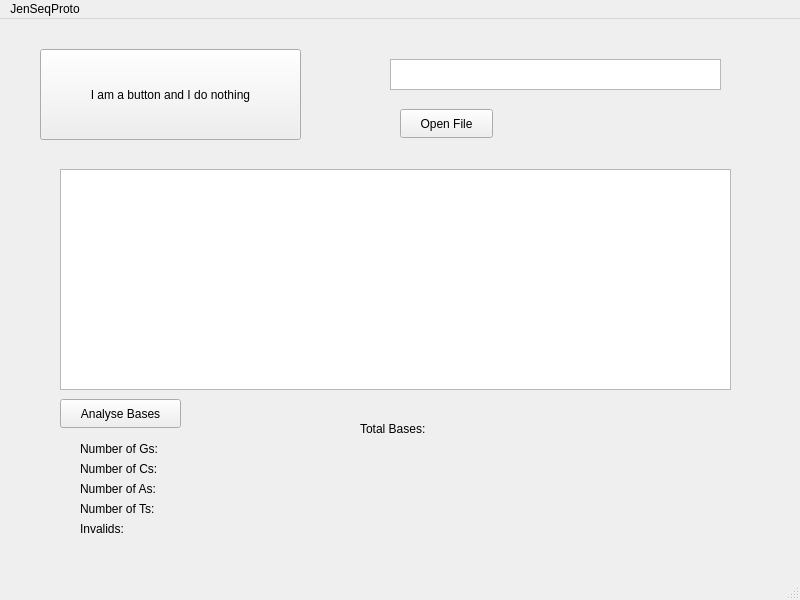
Before: the Qt Designer form mainwindow.ui in jennadunford2000/JenSeq, drawn with Qt 5.
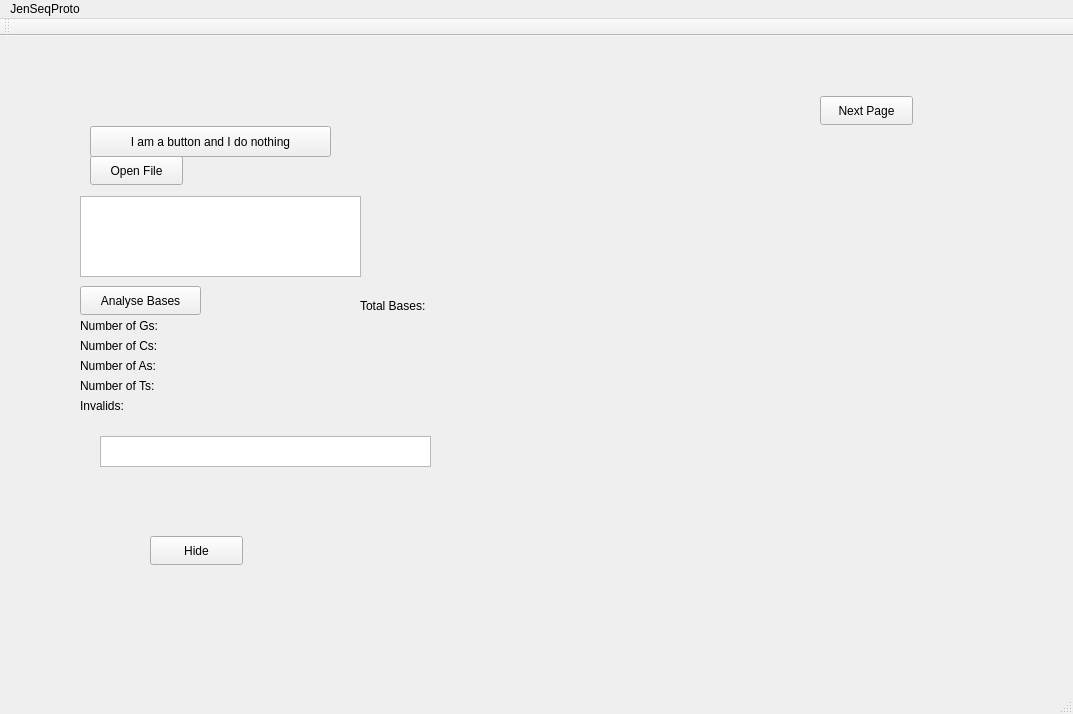
After: the same form once the commit is applied. The open tabs and pages were chosen to show the change.

Patch:
```diff
--- a/mainwindow.ui
+++ b/mainwindow.ui
@@ -6,32 +6,58 @@
    <rect>
     <x>0</x>
     <y>0</y>
-    <width>800</width>
-    <height>600</height>
+    <width>1073</width>
+    <height>714</height>
    </rect>
   </property>
   <property name="windowTitle">
    <string>MainWindow</string>
   </property>
   <widget class="QWidget" name="centralwidget">
-   <widget class="QPushButton" name="pushButton">
+   <widget class="QStackedWidget" name="windows">
     <property name="geometry">
      <rect>
-      <x>40</x>
+      <x>70</x>
+      <y>60</y>
+      <width>901</width>
+      <height>561</height>
+     </rect>
+    </property>
+    <property name="currentIndex">
+     <number>1</number>
+    </property>
+    <widget class="QWidget" name="page">
+     <widget class="QPushButton" name="temppushButton">
+      <property name="geometry">
+       <rect>
+        <x>20</x>
       <y>30</y>
-      <width>261</width>
-      <height>91</height>
+        <width>241</width>
+        <height>31</height>
      </rect>
     </property>
     <property name="text">
      <string>I am a button and I do nothing</string>
     </property>
    </widget>
-   <widget class="QPushButton" name="pushButton_2">
+     <widget class="QTextEdit" name="tempOutput">
+      <property name="enabled">
+       <bool>true</bool>
+      </property>
     <property name="geometry">
      <rect>
-      <x>400</x>
-      <y>90</y>
+        <x>10</x>
+        <y>100</y>
+        <width>281</width>
+        <height>81</height>
+       </rect>
+      </property>
+     </widget>
+     <widget class="QPushButton" name="temppushButton_2">
+      <property name="geometry">
+       <rect>
+        <x>20</x>
+        <y>60</y>
       <width>93</width>
       <height>29</height>
      </rect>
@@ -40,34 +66,40 @@
      <string>Open File</string>
     </property>
    </widget>
-   <widget class="QTextEdit" name="Output">
+     <widget class="QLabel" name="temptotalLabel">
+      <property name="geometry">
+       <rect>
+        <x>370</x>
+        <y>200</y>
+        <width>101</width>
+        <height>20</height>
+       </rect>
+      </property>
+      <property name="text">
+       <string/>
+      </property>
+     </widget>
+     <widget class="QLabel" name="tempGPercent">
+      <property name="geometry">
+       <rect>
+        <x>220</x>
+        <y>220</y>
+        <width>161</width>
+        <height>20</height>
+       </rect>
+      </property>
+      <property name="text">
+       <string/>
+      </property>
+     </widget>
+     <widget class="QLabel" name="templabel">
     <property name="enabled">
      <bool>true</bool>
     </property>
     <property name="geometry">
      <rect>
-      <x>60</x>
-      <y>150</y>
-      <width>671</width>
-      <height>221</height>
-     </rect>
-    </property>
-   </widget>
-   <widget class="QTextEdit" name="apiBox">
-    <property name="geometry">
-     <rect>
-      <x>390</x>
-      <y>40</y>
-      <width>331</width>
-      <height>31</height>
-     </rect>
-    </property>
-   </widget>
-   <widget class="QLabel" name="label">
-    <property name="geometry">
-     <rect>
-      <x>80</x>
-      <y>420</y>
+        <x>10</x>
+        <y>220</y>
       <width>101</width>
       <height>20</height>
      </rect>
@@ -76,11 +108,11 @@
      <string>Number of Gs:</string>
     </property>
    </widget>
-   <widget class="QPushButton" name="pushButton_3">
+     <widget class="QPushButton" name="temppushButton_3">
     <property name="geometry">
      <rect>
-      <x>60</x>
-      <y>380</y>
+        <x>10</x>
+        <y>190</y>
       <width>121</width>
       <height>29</height>
      </rect>
@@ -89,37 +121,11 @@
      <string>Analyse Bases</string>
     </property>
    </widget>
-   <widget class="QLabel" name="label_2">
+     <widget class="QLabel" name="templabel_4">
     <property name="geometry">
      <rect>
-      <x>80</x>
-      <y>440</y>
-      <width>101</width>
-      <height>20</height>
-     </rect>
-    </property>
-    <property name="text">
-     <string>Number of Cs:</string>
-    </property>
-   </widget>
-   <widget class="QLabel" name="label_3">
-    <property name="geometry">
-     <rect>
-      <x>80</x>
-      <y>460</y>
-      <width>101</width>
-      <height>20</height>
-     </rect>
-    </property>
-    <property name="text">
-     <string>Number of As:</string>
-    </property>
-   </widget>
-   <widget class="QLabel" name="label_4">
-    <property name="geometry">
-     <rect>
-      <x>80</x>
-      <y>480</y>
+        <x>10</x>
+        <y>280</y>
       <width>101</width>
       <height>20</height>
      </rect>
@@ -128,11 +134,11 @@
      <string>Number of Ts:</string>
     </property>
    </widget>
-   <widget class="QLabel" name="GLabel">
+     <widget class="QLabel" name="tempALabel">
     <property name="geometry">
      <rect>
-      <x>180</x>
-      <y>420</y>
+        <x>110</x>
+        <y>260</y>
       <width>101</width>
       <height>20</height>
      </rect>
@@ -141,11 +147,11 @@
      <string/>
     </property>
    </widget>
-   <widget class="QLabel" name="CLabel">
+     <widget class="QLabel" name="tempTLabel">
     <property name="geometry">
      <rect>
-      <x>180</x>
-      <y>440</y>
+        <x>110</x>
+        <y>280</y>
       <width>101</width>
       <height>20</height>
      </rect>
@@ -154,102 +160,11 @@
      <string/>
     </property>
    </widget>
-   <widget class="QLabel" name="ALabel">
+     <widget class="QLabel" name="tempTPercent">
     <property name="geometry">
      <rect>
-      <x>180</x>
-      <y>460</y>
-      <width>101</width>
-      <height>20</height>
-     </rect>
-    </property>
-    <property name="text">
-     <string/>
-    </property>
-   </widget>
-   <widget class="QLabel" name="TLabel">
-    <property name="geometry">
-     <rect>
-      <x>180</x>
-      <y>480</y>
-      <width>101</width>
-      <height>20</height>
-     </rect>
-    </property>
-    <property name="text">
-     <string/>
-    </property>
-   </widget>
-   <widget class="QLabel" name="label_5">
-    <property name="geometry">
-     <rect>
-      <x>80</x>
-      <y>500</y>
-      <width>101</width>
-      <height>20</height>
-     </rect>
-    </property>
-    <property name="text">
-     <string>Invalids:</string>
-    </property>
-   </widget>
-   <widget class="QLabel" name="InvalidLabel">
-    <property name="geometry">
-     <rect>
-      <x>180</x>
-      <y>500</y>
-      <width>101</width>
-      <height>20</height>
-     </rect>
-    </property>
-    <property name="text">
-     <string/>
-    </property>
-   </widget>
-   <widget class="QLabel" name="GPercent">
-    <property name="geometry">
-     <rect>
-      <x>290</x>
-      <y>420</y>
-      <width>161</width>
-      <height>20</height>
-     </rect>
-    </property>
-    <property name="text">
-     <string/>
-    </property>
-   </widget>
-   <widget class="QLabel" name="CPercent">
-    <property name="geometry">
-     <rect>
-      <x>280</x>
-      <y>440</y>
-      <width>161</width>
-      <height>20</height>
-     </rect>
-    </property>
-    <property name="text">
-     <string/>
-    </property>
-   </widget>
-   <widget class="QLabel" name="APercent">
-    <property name="geometry">
-     <rect>
-      <x>270</x>
-      <y>460</y>
-      <width>181</width>
-      <height>20</height>
-     </rect>
-    </property>
-    <property name="text">
-     <string/>
-    </property>
-   </widget>
-   <widget class="QLabel" name="TPercent">
-    <property name="geometry">
-     <rect>
-      <x>280</x>
-      <y>480</y>
+        <x>210</x>
+        <y>280</y>
       <width>201</width>
       <height>20</height>
      </rect>
@@ -258,11 +173,50 @@
      <string/>
     </property>
    </widget>
-   <widget class="QLabel" name="label_6">
+     <widget class="QLabel" name="tempAPercent">
     <property name="geometry">
      <rect>
-      <x>360</x>
-      <y>400</y>
+        <x>200</x>
+        <y>260</y>
+        <width>181</width>
+        <height>20</height>
+       </rect>
+      </property>
+      <property name="text">
+       <string/>
+      </property>
+     </widget>
+     <widget class="QLabel" name="tempGLabel">
+      <property name="geometry">
+       <rect>
+        <x>110</x>
+        <y>220</y>
+        <width>101</width>
+        <height>20</height>
+       </rect>
+      </property>
+      <property name="text">
+       <string/>
+      </property>
+     </widget>
+     <widget class="QLabel" name="templabel_2">
+      <property name="geometry">
+       <rect>
+        <x>10</x>
+        <y>240</y>
+        <width>101</width>
+        <height>20</height>
+       </rect>
+      </property>
+      <property name="text">
+       <string>Number of Cs:</string>
+      </property>
+     </widget>
+     <widget class="QLabel" name="templabel_6">
+      <property name="geometry">
+       <rect>
+        <x>290</x>
+        <y>200</y>
       <width>81</width>
       <height>20</height>
      </rect>
@@ -271,18 +225,133 @@
      <string>Total Bases: </string>
     </property>
    </widget>
-   <widget class="QLabel" name="totalLabel">
+     <widget class="QLabel" name="templabel_3">
     <property name="geometry">
      <rect>
-      <x>440</x>
-      <y>400</y>
+        <x>10</x>
+        <y>260</y>
       <width>101</width>
       <height>20</height>
      </rect>
     </property>
     <property name="text">
+       <string>Number of As:</string>
+      </property>
+     </widget>
+     <widget class="QLabel" name="tempCLabel">
+      <property name="geometry">
+       <rect>
+        <x>110</x>
+        <y>240</y>
+        <width>101</width>
+        <height>20</height>
+       </rect>
+      </property>
+      <property name="text">
      <string/>
     </property>
+     </widget>
+     <widget class="QLabel" name="templabel_5">
+      <property name="geometry">
+       <rect>
+        <x>10</x>
+        <y>300</y>
+        <width>101</width>
+        <height>20</height>
+       </rect>
+      </property>
+      <property name="text">
+       <string>Invalids:</string>
+      </property>
+     </widget>
+     <widget class="QLabel" name="tempInvalidLabel">
+      <property name="geometry">
+       <rect>
+        <x>110</x>
+        <y>300</y>
+        <width>101</width>
+        <height>20</height>
+       </rect>
+      </property>
+      <property name="text">
+       <string/>
+      </property>
+     </widget>
+     <widget class="QLabel" name="tempCPercent">
+      <property name="geometry">
+       <rect>
+        <x>210</x>
+        <y>240</y>
+        <width>161</width>
+        <height>20</height>
+       </rect>
+      </property>
+      <property name="text">
+       <string/>
+      </property>
+     </widget>
+     <widget class="QTextEdit" name="tempapiBox">
+      <property name="geometry">
+       <rect>
+        <x>30</x>
+        <y>340</y>
+        <width>331</width>
+        <height>31</height>
+       </rect>
+      </property>
+     </widget>
+     <widget class="QPushButton" name="AlignmentBut">
+      <property name="geometry">
+       <rect>
+        <x>80</x>
+        <y>440</y>
+        <width>93</width>
+        <height>29</height>
+       </rect>
+      </property>
+      <property name="text">
+       <string>Hide</string>
+      </property>
+     </widget>
+     <widget class="QPushButton" name="pushButton">
+      <property name="geometry">
+       <rect>
+        <x>750</x>
+        <y>0</y>
+        <width>93</width>
+        <height>29</height>
+       </rect>
+      </property>
+      <property name="text">
+       <string>Next Page</string>
+      </property>
+     </widget>
+    </widget>
+    <widget class="QWidget" name="page_2">
+     <widget class="QTableWidget" name="matrix">
+      <property name="geometry">
+       <rect>
+        <x>130</x>
+        <y>180</y>
+        <width>571</width>
+        <height>341</height>
+       </rect>
+      </property>
+     </widget>
+     <widget class="QPushButton" name="pushButton_2">
+      <property name="geometry">
+       <rect>
+        <x>130</x>
+        <y>140</y>
+        <width>93</width>
+        <height>29</height>
+       </rect>
+      </property>
+      <property name="text">
+       <string>Start</string>
+      </property>
+     </widget>
+    </widget>
    </widget>
   </widget>
   <widget class="QMenuBar" name="menubar">
@@ -290,7 +359,7 @@
     <rect>
      <x>0</x>
      <y>0</y>
-     <width>800</width>
+     <width>1073</width>
      <height>26</height>
     </rect>
    </property>
@@ -302,6 +371,22 @@
    <addaction name="menuJenSeqProto"/>
   </widget>
   <widget class="QStatusBar" name="statusbar"/>
+  <widget class="QToolBar" name="toolBar">
+   <property name="windowTitle">
+    <string>toolBar</string>
+   </property>
+   <attribute name="toolBarArea">
+    <enum>TopToolBarArea</enum>
+   </attribute>
+   <attribute name="toolBarBreak">
+    <bool>false</bool>
+   </attribute>
+  </widget>
+  <action name="actionAlign">
+   <property name="text">
+    <string>Align</string>
+   </property>
+  </action>
  </widget>
  <resources/>
  <connections/>
```
Lines whose indentation alone changed are shown as unchanged.
